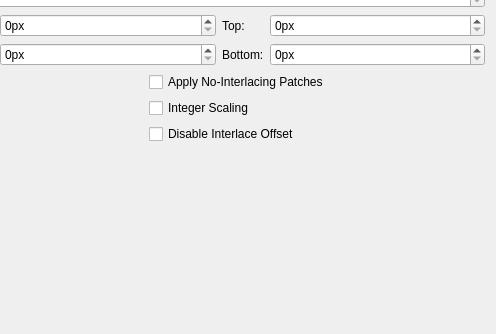
The window that pcsx2-qt/Settings/GraphicsDisplaySettingsTab.ui (PCSX2/pcsx2) describes before a commit, drawn with Qt 5; both pictures show x 204 to 700 and y 166 to 500 of the 700 by 500 pixel window.
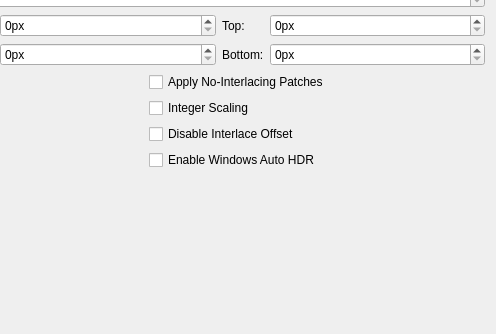
The same window after the commit.

Commit message:
Qt: Add Windows Auto HDR option to Graphics display settings.
 Registers PCSX2 in the Windows registry to force Auto HDR to activate. Requires restarting PCSX2 to take effect.

```diff
--- a/pcsx2-qt/Settings/GraphicsDisplaySettingsTab.ui
+++ b/pcsx2-qt/Settings/GraphicsDisplaySettingsTab.ui
@@ -87,6 +87,16 @@
        </property>
       </widget>
      </item>
+     <item row="3" column="1">
+      <widget class="QCheckBox" name="enableAutoHDR">
+       <property name="toolTip">
+        <string>Registers PCSX2 with Windows so that Auto HDR is applied to the game image. Requires Direct3D 11 or Direct3D 12. Requires restarting PCSX2 to take effect.</string>
+       </property>
+       <property name="text">
+        <string>Enable Windows Auto HDR</string>
+       </property>
+      </widget>
+     </item>
     </layout>
    </item>
    <item row="2" column="0">
```
The commit also changes 3 other files.
